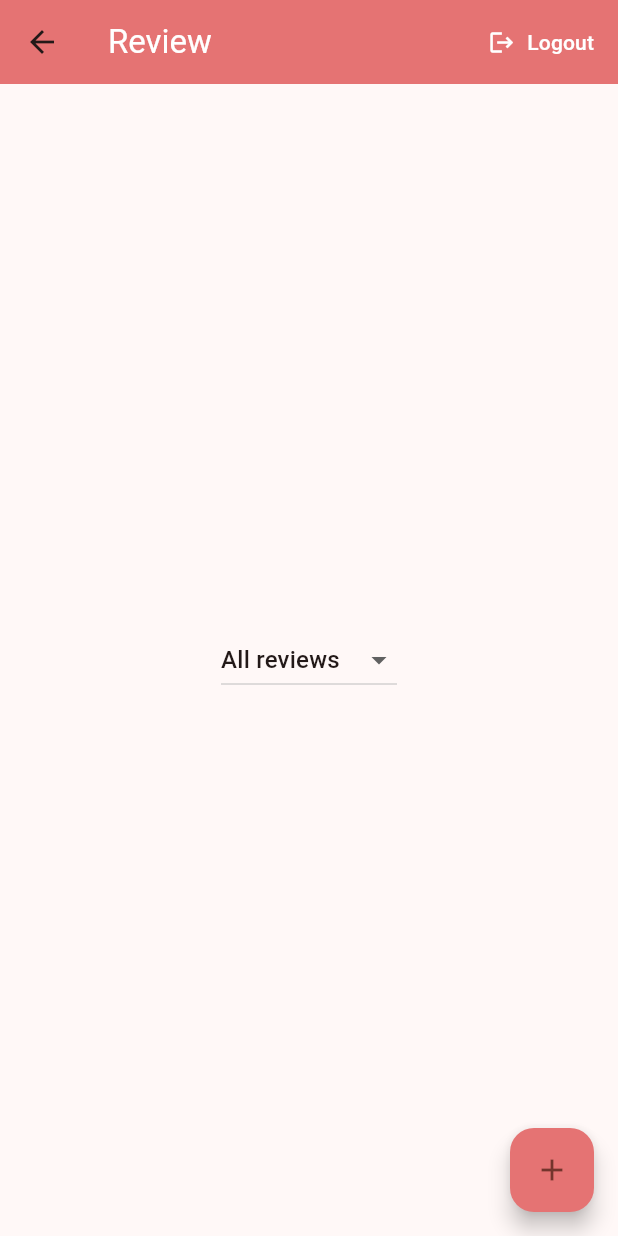
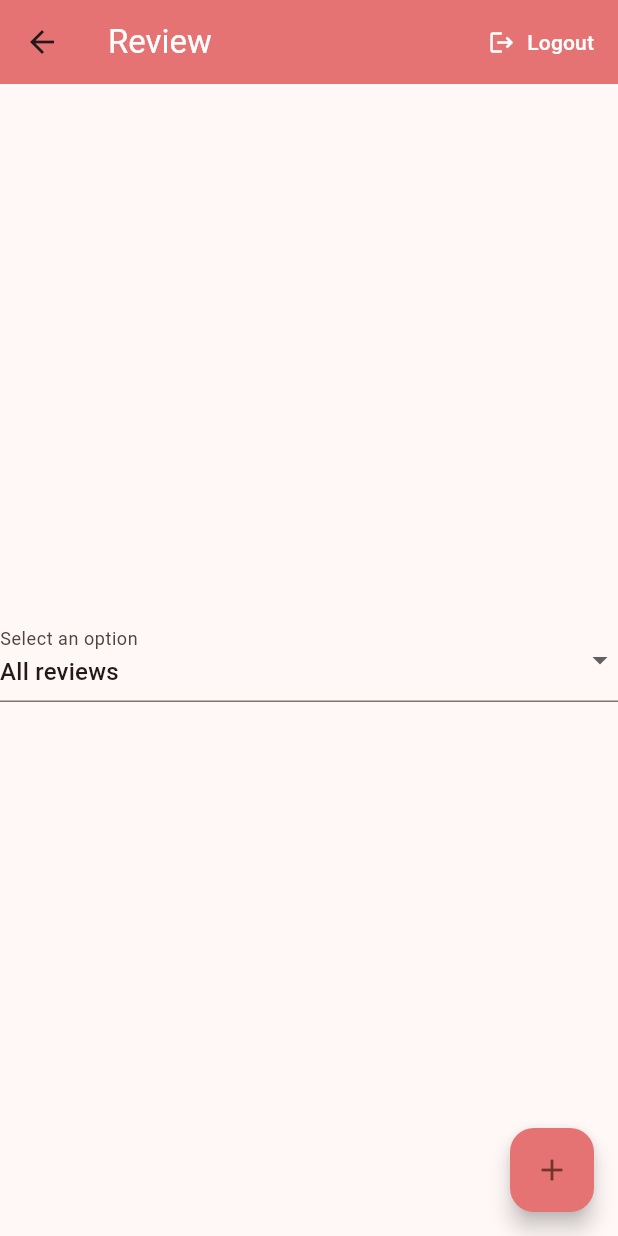
Before and after one commit to Meghshanth/296A, a Flutter app: the Review screen opened directly, on a phone screen of 412 x 824 dp. Run offline on Flutter 3.47's test engine with Material 2 defaults, Android fonts, the phone set to English and light mode, and no system bars; our stand-ins replace cloud_firestore, firebase_auth, firebase_core; accounts and stored records are empty.

Commit message:
temp staging

```diff
--- a/pfsi/lib/reviewPages/review.dart
+++ b/pfsi/lib/reviewPages/review.dart
@@ -70,7 +70,10 @@ class _ReviewPageState extends State<Review> with TickerProviderStateMixin {
             child: ValueListenableBuilder<String>(
               valueListenable: _selectedReviewTypeNotifier,
               builder: (context, value, child) {
-                return DropdownButton<String>(
+                return DropdownButtonFormField<String>(
+                  decoration: InputDecoration(
+                    labelText: 'Select an option',
+                  ),
                   value: value,
                   onChanged: (String? newValue) {
                     setState(() {
```
